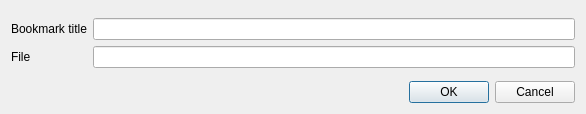
Qt form bookmarkdlg.ui (kernel1024/qmanga) before a commit.
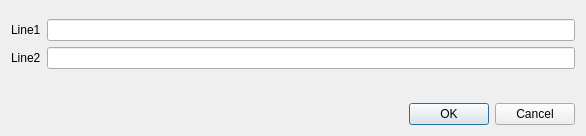
The same form after that commit.

What changed in the file:
```diff
--- a/bookmarkdlg.ui
+++ b/bookmarkdlg.ui
@@ -10,7 +10,7 @@
     <x>0</x>
     <y>0</y>
     <width>586</width>
-    <height>114</height>
+    <height>136</height>
    </rect>
   </property>
   <property name="windowTitle">
@@ -38,7 +38,7 @@
      <item row="0" column="0">
       <widget class="QLabel" name="label">
        <property name="text">
-        <string>Bookmark title</string>
+        <string>Line1</string>
        </property>
        <property name="buddy">
         <cstring>lineTitle</cstring>
@@ -51,7 +51,7 @@
      <item row="1" column="0">
       <widget class="QLabel" name="label_2">
        <property name="text">
-        <string>File</string>
+        <string>Line2</string>
        </property>
        <property name="buddy">
         <cstring>lineFile</cstring>
@@ -63,6 +63,13 @@
      </item>
     </layout>
    </item>
+   <item>
+    <widget class="QLabel" name="labelHelp">
+     <property name="text">
+      <string/>
+     </property>
+    </widget>
+   </item>
    <item>
     <spacer name="verticalSpacer">
      <property name="orientation">
```
Left out of the diff: 27 changed lines with no effect on the pictures.
